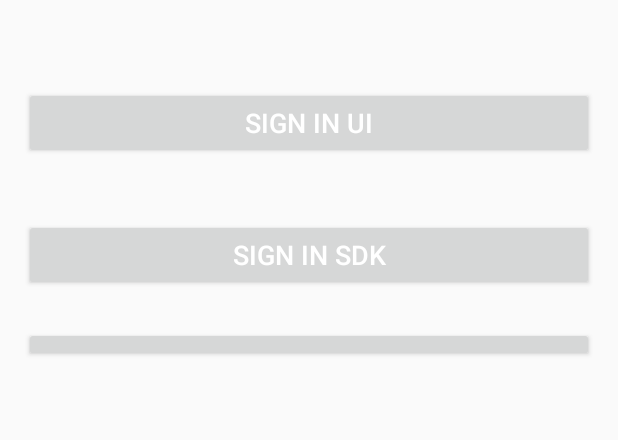
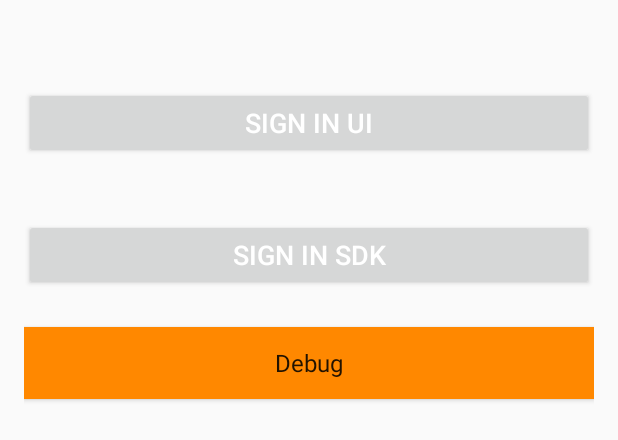
Before and after one commit to mverleg/brocast, an Android app: the layout activity_phone_auth.xml on its own in the app's theme, with its tools: preview values and no code run, on a phone screen of 412 x 824 dp. Shown: the top 440 px of the screen. Run offline under Robolectric (Android 15) with nearby library versions, the phone set to English and light mode, and no system bars.

Commit message:
Bypass button text fix

```diff
--- a/signup/src/main/res/layout/activity_phone_auth.xml
+++ b/signup/src/main/res/layout/activity_phone_auth.xml
@@ -33,7 +33,8 @@
     <Button
             android:text="Debug"
             android:layout_width="match_parent"
-            android:layout_height="23dp" android:id="@+id/btn_debug_bypass" tools:text="Debug"
-            android:textAppearance="@android:style/TextAppearance"/>
+            android:layout_height="wrap_content" android:id="@+id/btn_debug_bypass" tools:text="Debug"
+            android:textAppearance="@android:style/TextAppearance" android:visibility="visible"
+            android:background="@android:color/holo_orange_dark"/>
 
 </LinearLayout>
```
Lines whose indentation alone changed are shown as unchanged.
